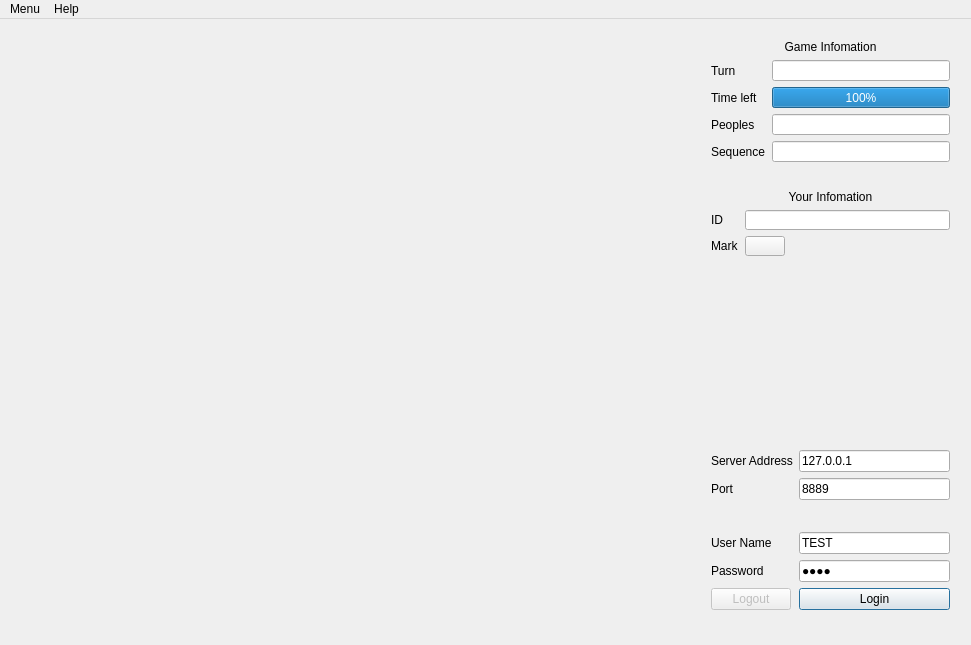
HadesD/CaroOnline, file Client.Qt/MainWindow.ui: the form before one commit.
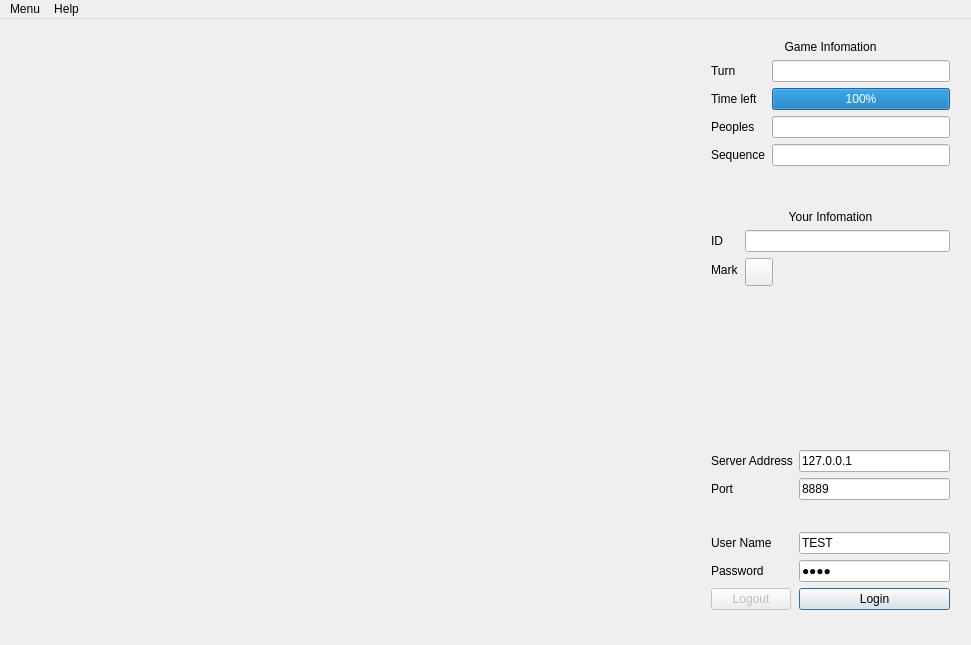
The form after the commit. Icons and pictures are not drawn.

Commit message: Will be last update

Patch:
```diff
--- a/Client.Qt/MainWindow.ui
+++ b/Client.Qt/MainWindow.ui
@@ -1313,7 +1313,7 @@
       <x>700</x>
       <y>420</y>
       <width>261</width>
-      <height>198</height>
+      <height>215</height>
      </rect>
     </property>
     <layout class="QFormLayout" name="loginFormLayout">
@@ -1453,7 +1453,7 @@
       <x>700</x>
       <y>10</y>
       <width>261</width>
-      <height>144</height>
+      <height>163</height>
      </rect>
     </property>
     <layout class="QFormLayout" name="gameStatusLayout">
@@ -1556,9 +1556,9 @@
     <property name="geometry">
      <rect>
       <x>700</x>
-      <y>160</y>
+      <y>180</y>
       <width>261</width>
-      <height>88</height>
+      <height>104</height>
      </rect>
     </property>
     <layout class="QFormLayout" name="playerInfoLayout">
@@ -1591,13 +1591,14 @@
         <bool>true</bool>
        </property>
        <property name="sizePolicy">
-        <sizepolicy hsizetype="Fixed" vsizetype="Fixed">
+        <sizepolicy hsizetype="Fixed" vsizetype="Preferred">
          <horstretch>0</horstretch>
          <verstretch>0</verstretch>
         </sizepolicy>
        </property>
        <property name="styleSheet">
-        <string notr="true"/>
+        <string notr="true">width: 20px;
+height: 20px;</string>
        </property>
        <property name="locale">
         <locale language="English" country="UnitedStates"/>
```
Left out of the diff: 4 changed lines with no effect on the pictures. The commit also changes 2 other files.
